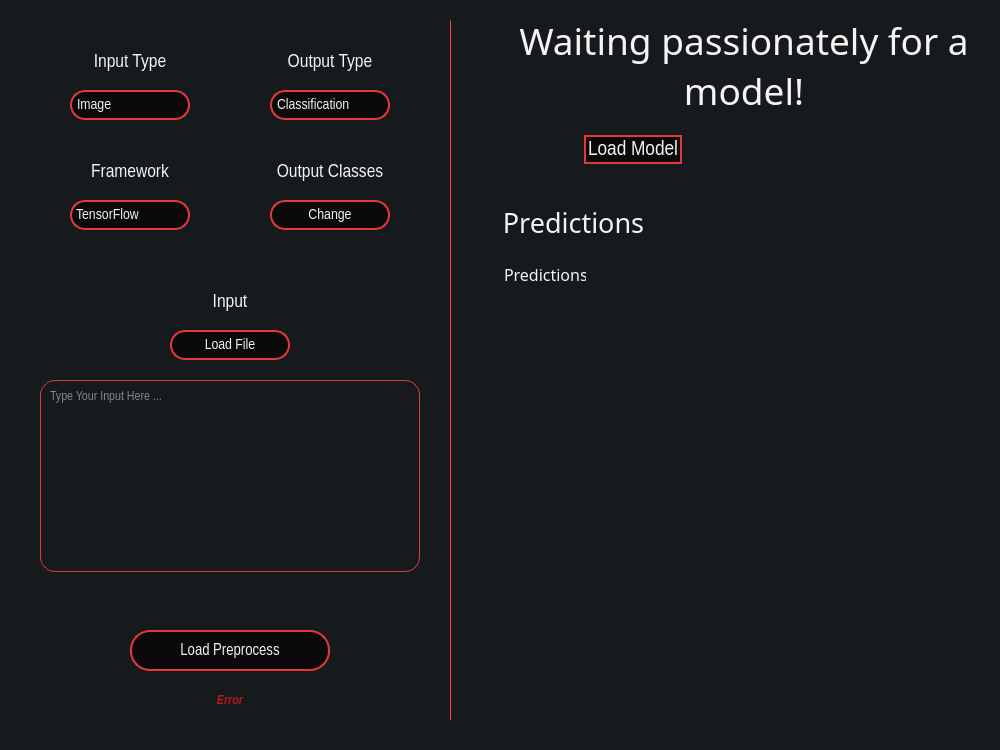
Old version of the form main-page.ui in the repository heidariarash/NN2GUI.
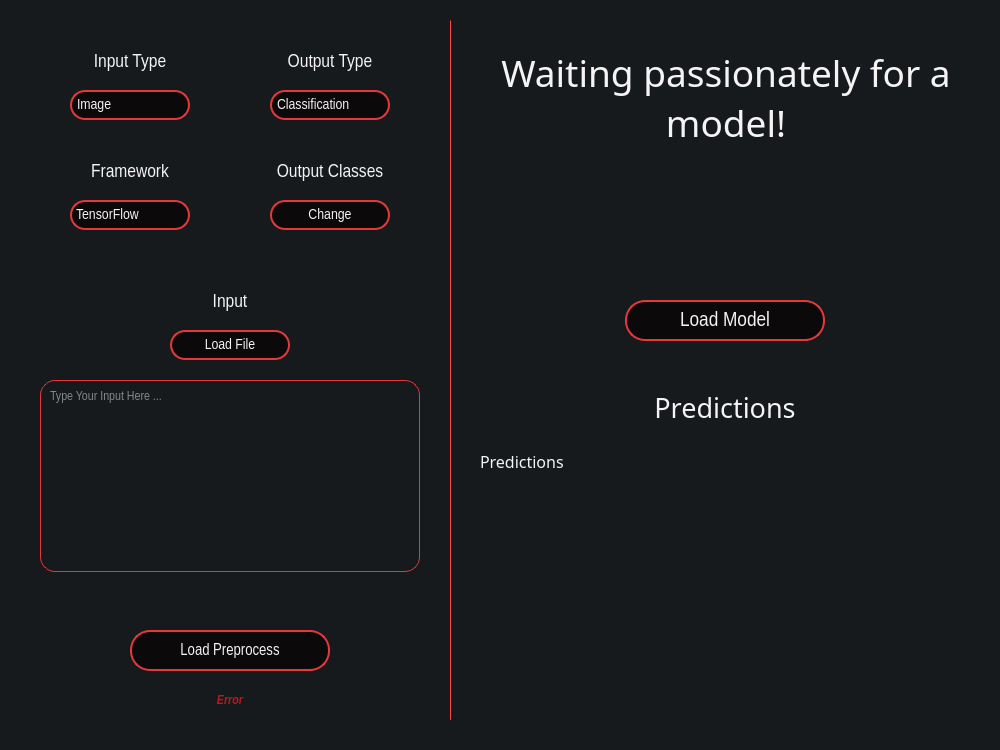
New version of the form. Icons and pictures are not drawn.

Commit message: right side ok

The edit to the form file:
```diff
--- a/main-page.ui
+++ b/main-page.ui
@@ -633,10 +633,10 @@
     </property>
     <property name="geometry">
      <rect>
-      <x>504</x>
-      <y>263</y>
-      <width>82</width>
-      <height>21</height>
+      <x>480</x>
+      <y>450</y>
+      <width>492</width>
+      <height>251</height>
      </rect>
     </property>
     <property name="sizePolicy">
@@ -675,9 +675,9 @@
    <widget class="QLabel" name="predictions_info">
     <property name="geometry">
      <rect>
-      <x>504</x>
-      <y>205</y>
-      <width>139</width>
+      <x>645</x>
+      <y>390</y>
+      <width>160</width>
       <height>34</height>
      </rect>
     </property>
@@ -754,10 +754,10 @@
    <widget class="QPushButton" name="load_model">
     <property name="geometry">
      <rect>
-      <x>504</x>
-      <y>134</y>
-      <width>258</width>
-      <height>31</height>
+      <x>625</x>
+      <y>300</y>
+      <width>200</width>
+      <height>41</height>
      </rect>
     </property>
     <property name="sizePolicy">
@@ -779,11 +779,8 @@
      <string notr="true">QPushButton {
     color: #F5F3F4;
     border: 2px solid #E5383B;
-    border-radius: 15px;
+    border-radius: 20px;
     background-color: #0B090A;
-	margin: 1px;
-	margin-left: 80px;
-	margin-right: 80px;
 }
 
 QPushButton:hover {
@@ -797,10 +794,10 @@
    <widget class="QLabel" name="model_info">
     <property name="geometry">
      <rect>
-      <x>504</x>
-      <y>16</y>
-      <width>480</width>
-      <height>98</height>
+      <x>480</x>
+      <y>37</y>
+      <width>492</width>
+      <height>121</height>
      </rect>
     </property>
     <property name="sizePolicy">
```
Left out of the diff: 19 changed lines with no effect on the pictures. The commit also changes 1 other file.
